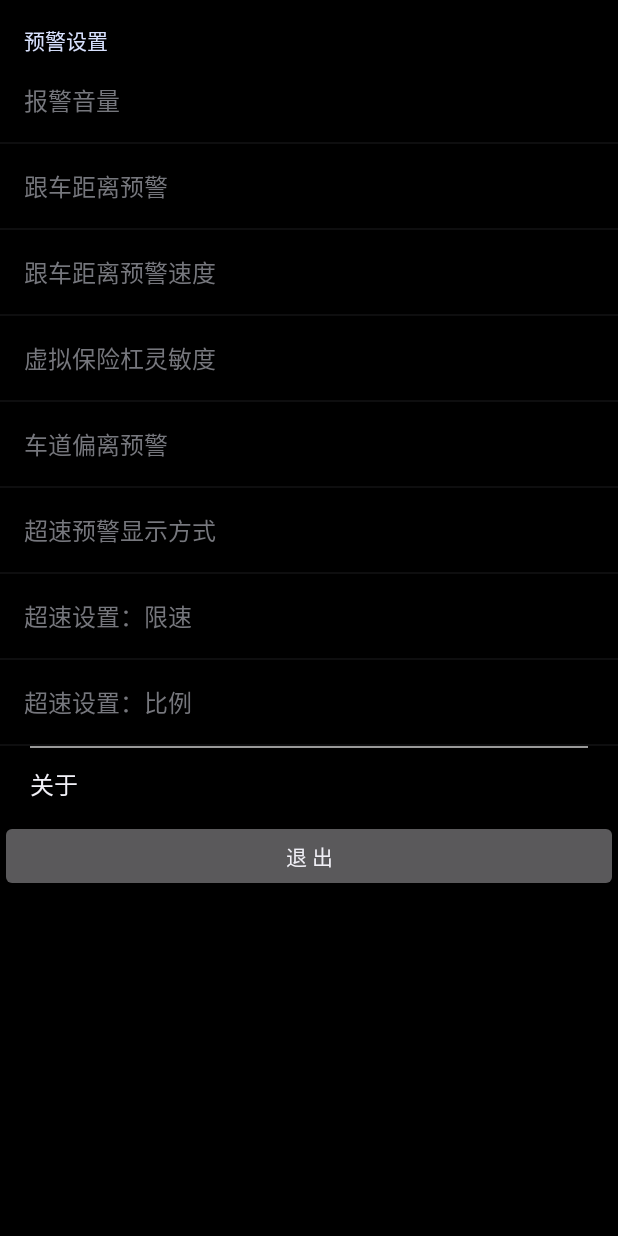
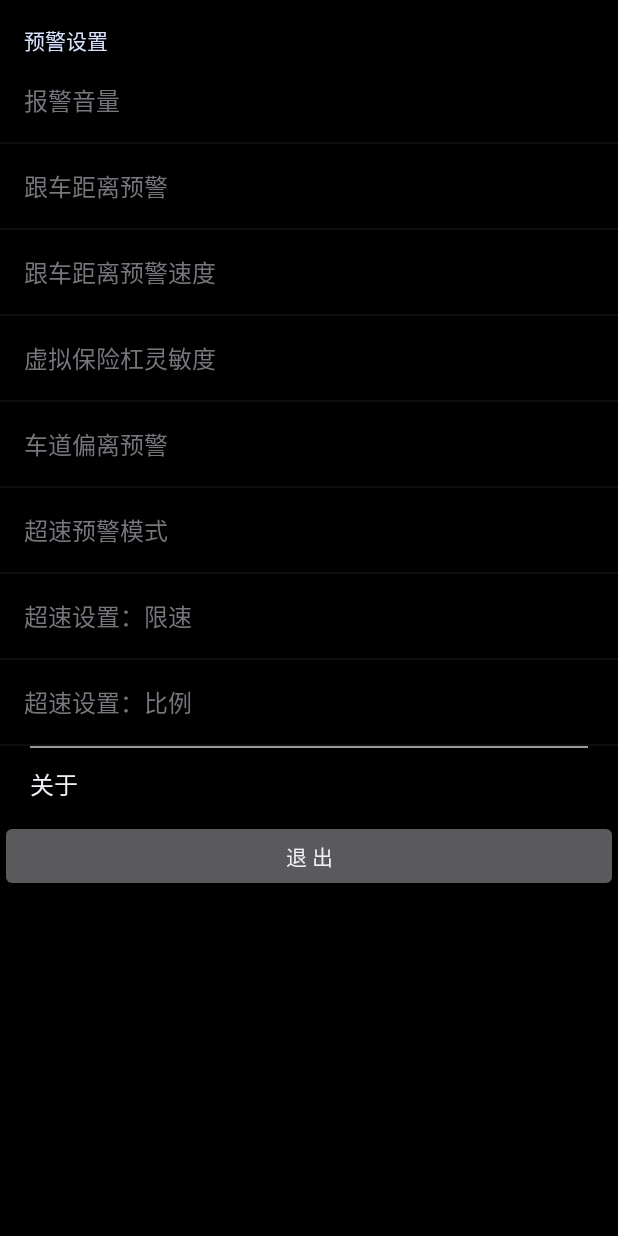
Before and after one commit to yangxipeng321/ADLALeader-Android, an Android app: the SettingsActivity screen opened directly, with no data from a screen before it, on a phone screen of 412 x 824 dp. Run offline under Robolectric (Android 15) with nearby library versions, the phone set to English and light mode, and no system bars.

Commit message:
add write udhcpd.conf to 3518

```diff
--- a/app/build.gradle
+++ b/app/build.gradle
@@ -10,12 +10,12 @@ android {
         }
     }
     compileSdkVersion 'Google Inc.:Google APIs:23'
-    buildToolsVersion '23.0.3'
+    buildToolsVersion '24.0.2'
     defaultConfig {
         applicationId "com.adasleader.jason.adasleader"
         minSdkVersion 16
         targetSdkVersion 24
-        versionCode 216091201
+        versionCode 216091401
         versionName "1.4.1."
     }
 /*
--- a/app/src/main/java/com/adasleader/jason/adasleader/AboutActivity.java
+++ b/app/src/main/java/com/adasleader/jason/adasleader/AboutActivity.java
@@ -96,7 +96,7 @@ public class AboutActivity extends Activity {
         if (myApp.mGateVer == 0)
             txtGateVersion.setText("");
         else
-            txtGateVersion.setText(String.format("%08X", myApp.mGateVer));
+            txtGateVersion.setText(String.format("\nGate : %08X", myApp.mGateVer));
 
         if (myApp.mDevVersion != null) {
             txtDevVersion.setText(String.format("\nDev SN : %08X\nDev SW : %08X\nDev HW : %08X",
--- a/app/src/main/java/com/adasleader/jason/adasleader/MainActivity2.java
+++ b/app/src/main/java/com/adasleader/jason/adasleader/MainActivity2.java
@@ -574,7 +574,8 @@ public class MainActivity2 extends TabActivity {
         if (fileName.toUpperCase().endsWith(Constants.FIRMWARE_EXTENSION)
                 || fileName.toUpperCase().startsWith(Constants.WARNING_CONFIG_PREFIX)
                 || fileName.toUpperCase().startsWith(Constants.CAR_PARA_CONFIG_PREFIX)
-                || fileName.toUpperCase().startsWith(Constants.CAR_DISPLAY_CONFIG_PREFIX)) {
+                || fileName.toUpperCase().startsWith(Constants.CAR_DISPLAY_CONFIG_PREFIX)
+                || fileName.toUpperCase().startsWith(Constants.UDHCPD_FILE)) {
             broadcastUploadFirmwareReslut(fileName, fileLen);
         }
         if (fileName != null && fileName.equals(Constants.MH_CONFIG_FILE)) {
--- a/app/src/main/java/com/adasleader/jason/adasleader/debug/DebugFirmwareFragment.java
+++ b/app/src/main/java/com/adasleader/jason/adasleader/debug/DebugFirmwareFragment.java
@@ -158,6 +158,8 @@ public class DebugFirmwareFragment extends Fragment implements View.OnClickListe
     }
 
 
+
+
     /**
      * Search the firmware file in the ADASLeader dir.
      * @return files number
@@ -310,6 +312,7 @@ public class DebugFirmwareFragment extends Fragment implements View.OnClickListe
             else if ((upcaseName.startsWith(Constants.WARNING_CONFIG_PREFIX)
                     || upcaseName.startsWith(Constants.CAR_PARA_CONFIG_PREFIX)
                     || upcaseName.startsWith(Constants.CAR_DISPLAY_CONFIG_PREFIX))
+                    || upcaseName.startsWith(Constants.UDHCPD_FILE)
                     && upcaseName.endsWith(Constants.CONFIG_EXTENSION))
                 return true;
             else
--- a/app/src/main/java/com/adasleader/jason/adasleader/preference/WarningConfig.java
+++ b/app/src/main/java/com/adasleader/jason/adasleader/preference/WarningConfig.java
@@ -18,7 +18,7 @@ public class WarningConfig {
     static final String hmwSpeedStr = "跟车距离预警速度";
     static final String virtualBumperStr = "虚拟保险杠灵敏度";
     static final String ldwStr = "车道偏离预警";
-    static final String speedingDisplayStr = "超速预警显示方式";
+    static final String speedingDisplayStr = "超速预警模式";
     static final String speedingStr = "超速设置：限速";
     static final String speedingPercentStr = "超速设置：比例";
     static final String followCarStr = "堵车跟车预警";
@@ -64,14 +64,14 @@ public class WarningConfig {
             "80公里/小时"};
 
     static final byte[] JS_SPEEDING_DISPLAY = {0, 1, 2};
-    static final String[] JS_SPEEDING_DISPLAY_DESC = {"不显示", "正常显示", "精简显示"};
+    static final String[] JS_SPEEDING_DISPLAY_DESC = {"静音", "精简", "正常"};
 
     static final byte[] JS_SPEEDING = {30, 40, 50, 60, 80, 100};
     static final String[] JS_SPEEDING_DESC = {"30公里/小时", "40公里/小时", "50公里/小时",
             "60公里/小时", "80公里/小时", "100公里/小时"};
 
     static final byte[] JS_SPEEDING_PERCENT = {0, 5, 10};
-    static final String[] JS_SPEEDING_PERCENT_DESC = {"超过限速", "超过限速5%", "超过限速10/%"};
+    static final String[] JS_SPEEDING_PERCENT_DESC = {"超过限速立即提醒", "超过限速5%提醒", "超过限速10%提醒"};
 
     static final byte[] JS_FOLLOW_CAR = {3, 5, 10};
     static final String[] JS_FOLLOW_CAR_DESC = {"近", "中", "远"};
--- a/app/src/main/res/layout/activity_settings.xml
+++ b/app/src/main/res/layout/activity_settings.xml
@@ -1,7 +1,7 @@
 <ScrollView xmlns:android="http://schemas.android.com/apk/res/android"
     xmlns:tools="http://schemas.android.com/tools"
     android:layout_width="match_parent"
-    android:layout_height="match_parent"
+    android:layout_height="wrap_content"
     android:background="#ff000000"
     tools:context="com.adasleader.jason.adasleader.SettingsActivity"  >
 
```
Also changed, not shown: app/src/main/java/com/adasleader/jason/adasleader/SettingsActivity.java (+10 -10 lines), app/src/main/java/com/adasleader/jason/adasleader/common/Constants.java (+30 -30 lines), app/src/main/java/com/adasleader/jason/adasleader/control/CtrlDVRFragment.java (+0 -9 lines), app/src/main/java/com/adasleader/jason/adasleader/preference/WarningPrefsFragment.java (+24 -4 lines), 1 other file.
